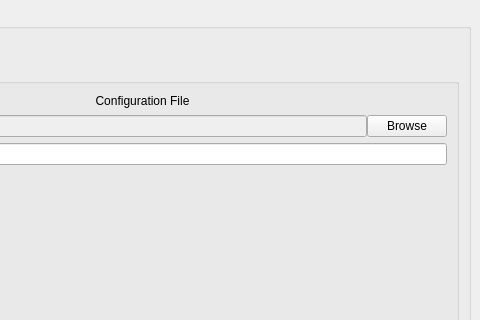
This is NovaGUI/UI/novaconfig.ui in altf4/Nova as Qt 5 draws it before an edit; both pictures show x 320 to 800 and y 0 to 320 of the 800 by 500 pixel window. The edited form follows.
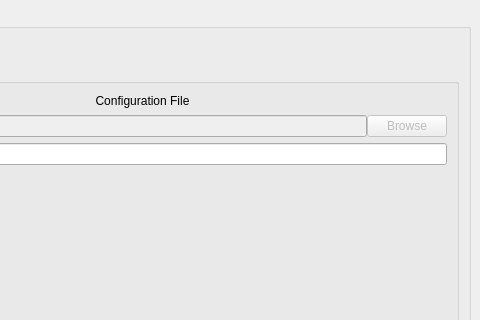
This is the edited form. The open tabs and pages were chosen to show the change.

Commit message:
UI: UI_Core:  Move dopp into the haystack so that we only have a single honeyd
Our doppelganger is now inside the haystack and is only written to the config if the
doppelganger is enabled.

The edit to the form file:
```diff
--- a/NovaGUI/UI/novaconfig.ui
+++ b/NovaGUI/UI/novaconfig.ui
@@ -1153,6 +1153,9 @@
                   </item>
                   <item>
                    <widget class="QPushButton" name="dmConfigButton">
+                    <property name="enabled">
+                     <bool>false</bool>
+                    </property>
                     <property name="toolTip">
                      <string>&lt;!DOCTYPE HTML PUBLIC &quot;-//W3C//DTD HTML 4.0//EN&quot; &quot;http://www.w3.org/TR/REC-html40/strict.dtd&quot;&gt;
 &lt;html&gt;&lt;head&gt;&lt;meta name=&quot;qrichtext&quot; content=&quot;1&quot; /&gt;&lt;style type=&quot;text/css&quot;&gt;
```
Left out of the diff: 4 changed lines with no effect on the pictures. The commit also changes 7 other files.
